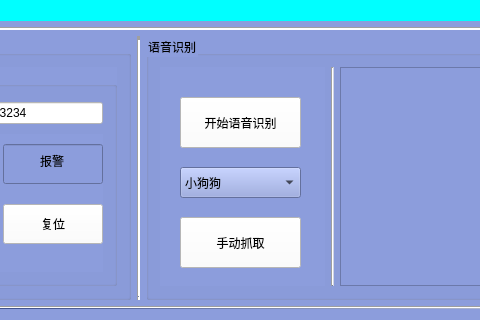
shencanjun/HiropPrizeClaw, file mainwindow.ui: the form before one commit; both pictures show x 406 to 886 and y 553 to 873 of the 1246 by 873 pixel window.
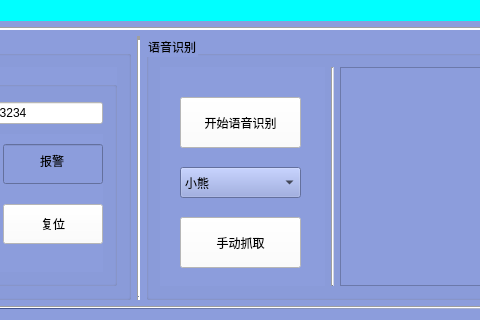
The form after the commit.

Patch:
```diff
--- a/mainwindow.ui
+++ b/mainwindow.ui
@@ -593,7 +593,7 @@
                 </property>
                 <item>
                  <property name="text">
-                  <string>小狗狗</string>
+                  <string>小熊</string>
                  </property>
                 </item>
                 <item>
```
Left out of the diff: 4 changed lines with no effect on the pictures.
